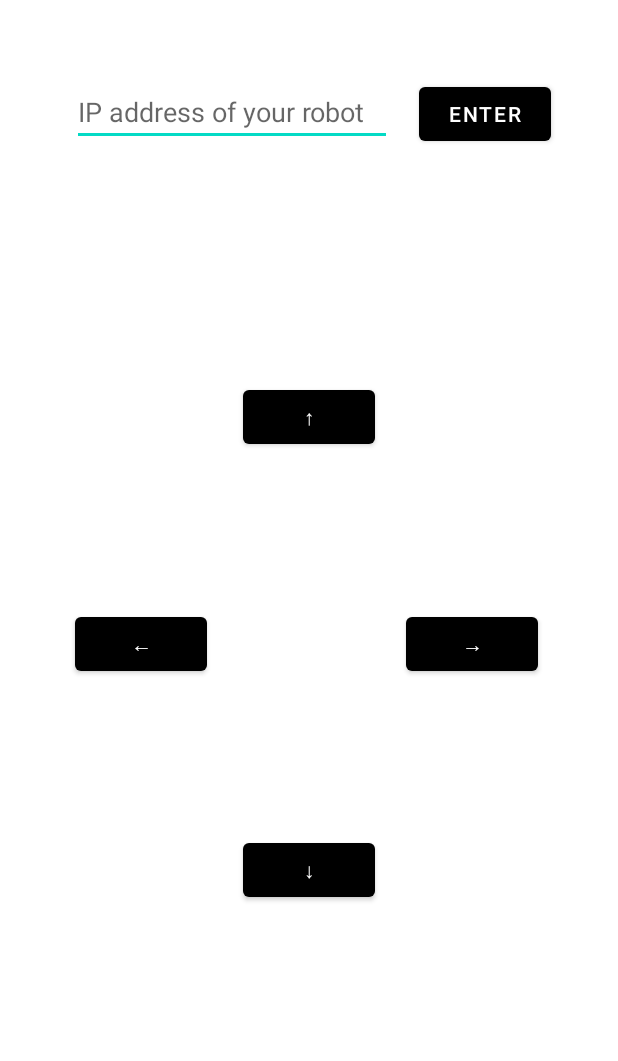
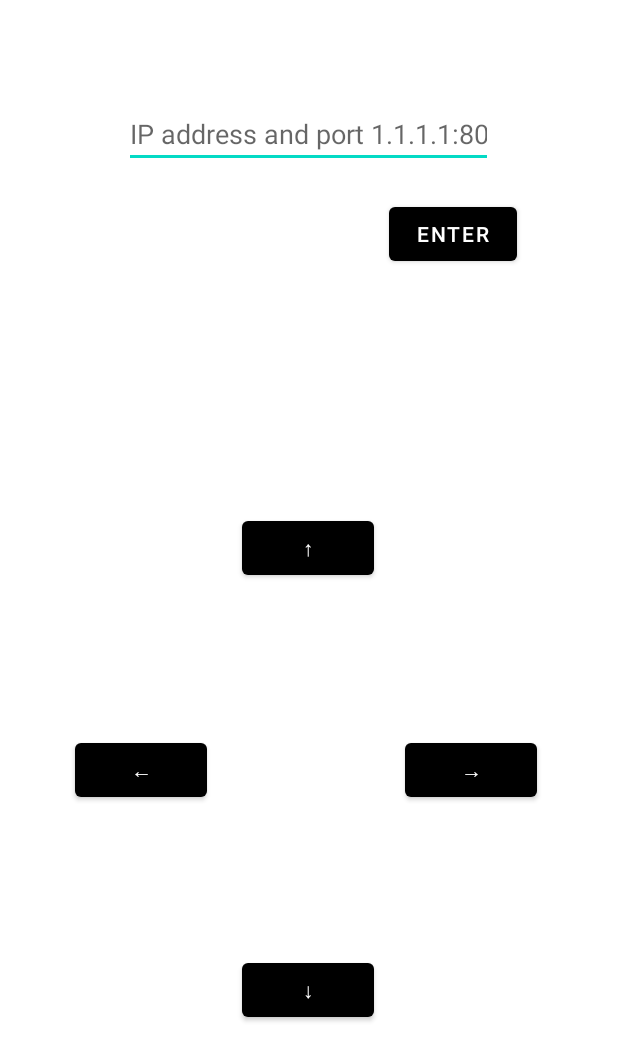
Before and after one commit to PixelFpv/ControlingRobots, an Android app: the screen it shows after launch (MainActivity), on a phone screen of 412 x 824 dp. Shown: the top 1061 px of the screen. Run offline under Robolectric (Android 15) with nearby library versions, the light colour scheme and no system bars; our stand-ins replace navigation-ui.

Commit message:
Even finer commit

```diff
--- a/app/src/main/AndroidManifest.xml
+++ b/app/src/main/AndroidManifest.xml
@@ -10,7 +10,7 @@
     <application
         android:allowBackup="true"
         android:icon="@mipmap/ic_launcher"
-        android:label="@string/app_name"
+        android:label="Robot Controll"
         android:roundIcon="@mipmap/icon"
         android:supportsRtl="true"
         android:theme="@style/Theme.Controling_robots">
--- a/app/src/main/res/layout/activity_main.xml
+++ b/app/src/main/res/layout/activity_main.xml
@@ -12,49 +12,24 @@
 
         <Button
             android:id="@+id/b_forward"
+            style="@style/ButtonColor"
             android:layout_width="wrap_content"
             android:layout_height="wrap_content"
             android:text="↑"
-            style="@style/ButtonColor"
             app:layout_constraintBottom_toTopOf="@+id/b_back"
             app:layout_constraintEnd_toEndOf="parent"
+            app:layout_constraintHorizontal_bias="0.498"
             app:layout_constraintStart_toStartOf="parent"
-            app:layout_constraintTop_toTopOf="parent" />
-
-        <Button
-            android:id="@+id/b_back"
-            android:layout_width="wrap_content"
-            android:layout_height="wrap_content"
-            android:layout_marginBottom="220dp"
-            android:text="↓"
-            style="@style/ButtonColor"
-
-            app:layout_constraintBottom_toBottomOf="parent"
-            app:layout_constraintEnd_toEndOf="parent"
-            app:layout_constraintStart_toStartOf="parent" />
-
-        <Button
-            android:id="@+id/b_right"
-            android:layout_width="wrap_content"
-            android:layout_height="wrap_content"
-            android:layout_marginEnd="50dp"
-            android:text="→"
-            style="@style/ButtonColor"
-
-            app:layout_constraintBottom_toTopOf="@+id/b_back"
-            app:layout_constraintEnd_toEndOf="parent"
-            app:layout_constraintHorizontal_bias="0.869"
-            app:layout_constraintStart_toEndOf="@+id/b_forward"
-            app:layout_constraintTop_toBottomOf="@+id/b_forward"
-            app:layout_constraintVertical_bias="0.503" />
+            app:layout_constraintTop_toTopOf="parent"
+            app:layout_constraintVertical_bias="0.581" />
 
         <Button
             android:id="@+id/b_left"
+            style="@style/ButtonColor"
             android:layout_width="wrap_content"
             android:layout_height="wrap_content"
             android:layout_marginStart="50dp"
             android:text="←"
-            style="@style/ButtonColor"
 
             app:layout_constraintBottom_toTopOf="@+id/b_back"
             app:layout_constraintEnd_toStartOf="@+id/b_forward"
@@ -63,28 +38,57 @@
             app:layout_constraintTop_toBottomOf="@+id/b_forward"
             app:layout_constraintVertical_bias="0.503" />
 
-        <EditText
-            android:id="@+id/edit_text"
+        <Button
+            android:id="@+id/b_right"
+            style="@style/ButtonColor"
             android:layout_width="wrap_content"
             android:layout_height="wrap_content"
-            android:layout_marginStart="48dp"
-            android:layout_marginTop="52dp"
-            android:ems="10"
-            android:hint="IP address of your robot"
-            android:inputType="textPersonName"
+            android:layout_marginEnd="50dp"
+            android:text="→"
+
+            app:layout_constraintBottom_toTopOf="@+id/b_back"
+            app:layout_constraintEnd_toEndOf="parent"
+            app:layout_constraintHorizontal_bias="0.833"
+            app:layout_constraintStart_toEndOf="@+id/b_forward"
+            app:layout_constraintTop_toBottomOf="@+id/b_forward"
+            app:layout_constraintVertical_bias="0.503" />
+
+        <Button
+            android:id="@+id/b_back"
+            style="@style/ButtonColor"
+            android:layout_width="wrap_content"
+            android:layout_height="wrap_content"
+            android:layout_marginBottom="140dp"
+            android:text="↓"
+
+            app:layout_constraintBottom_toBottomOf="parent"
+            app:layout_constraintEnd_toEndOf="parent"
+            app:layout_constraintHorizontal_bias="0.498"
+            app:layout_constraintStart_toStartOf="parent" />
+
+        <Button
+            android:id="@+id/enter"
+            style="@style/ButtonColor"
+            android:layout_width="85dp"
+            android:layout_height="48dp"
+            android:layout_marginTop="132dp"
+            android:text="Enter"
+            app:layout_constraintEnd_toEndOf="parent"
+            app:layout_constraintHorizontal_bias="0.794"
             app:layout_constraintStart_toStartOf="parent"
             app:layout_constraintTop_toTopOf="parent" />
 
-        <Button
-            android:id="@+id/enter"
-            android:layout_width="wrap_content"
-            android:layout_height="wrap_content"
-            android:layout_marginTop="52dp"
-            android:text="Enter"
-            style="@style/ButtonColor"
+        <EditText
+            android:id="@+id/edit_text"
+            android:layout_width="246dp"
+            android:layout_height="44dp"
+            android:layout_marginTop="68dp"
+            android:ems="10"
+            android:hint="IP address and port 1.1.1.1:80"
+            android:inputType="textPersonName"
             app:layout_constraintEnd_toEndOf="parent"
-            app:layout_constraintHorizontal_bias="0.288"
-            app:layout_constraintStart_toEndOf="@+id/edit_text"
+            app:layout_constraintHorizontal_bias="0.496"
+            app:layout_constraintStart_toStartOf="parent"
             app:layout_constraintTop_toTopOf="parent" />
     </androidx.constraintlayout.widget.ConstraintLayout>
 </androidx.coordinatorlayout.widget.CoordinatorLayout>
--- a/app/src/main/res/values-night/themes.xml
+++ b/app/src/main/res/values-night/themes.xml
@@ -10,8 +10,8 @@
     <style name="Theme.Controling_robots" parent="Theme.MaterialComponents.DayNight.DarkActionBar">
         <!-- Primary brand color. -->
         <item name="colorPrimary">@color/purple_200</item>
-        <item name="colorPrimaryVariant">@color/white</item>
-        <item name="colorOnPrimary">@color/black</item>
+        <item name="colorPrimaryVariant">#000000</item>
+        <item name="colorOnPrimary">#000000</item>
         <!-- Secondary brand color. -->
         <item name="colorSecondary">@color/teal_200</item>
         <item name="colorSecondaryVariant">@color/teal_200</item>
```
